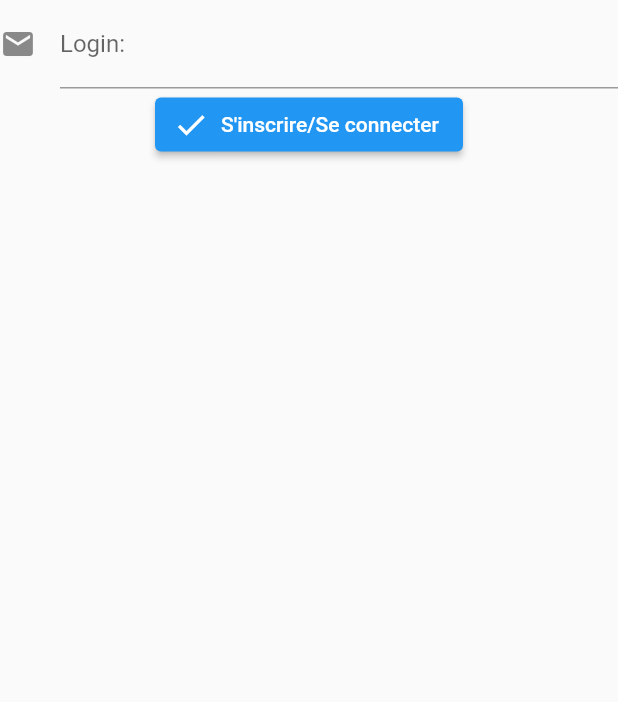
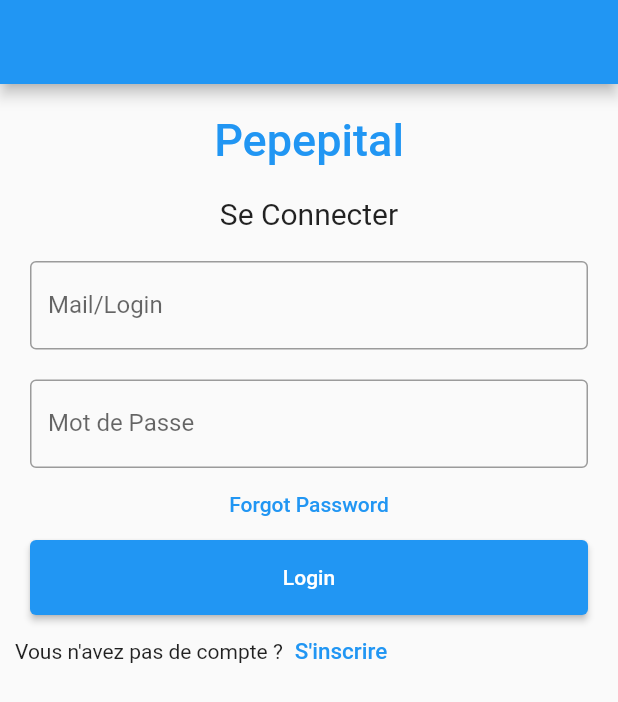
Before and after one commit to Basile-Mercado/Pepeflutter, a Flutter app: the Formulaire screen opened directly, on a phone screen of 412 x 824 dp. Shown: the top 702 px of the screen. Run offline on Flutter 3.47's test engine with Material 2 defaults, Android fonts, the light colour scheme and no system bars.

Commit message:
je passe le formulaire à laël

```diff
--- a/ap_pepepital_flutter_rdv/lib/formulaire.dart
+++ b/ap_pepepital_flutter_rdv/lib/formulaire.dart
@@ -1,46 +1,145 @@
-import 'package:flutter/material.dart';
+import 'package:flutter/foundation.dart' show Key, kDebugMode;
+import 'package:flutter/material.dart'
+    show
+        Alignment,
+        AppBar,
+        BuildContext,
+        Colors,
+        Container,
+        EdgeInsets,
+        ElevatedButton,
+        FontWeight,
+        InputDecoration,
+        Key,
+        ListView,
+        MaterialApp,
+        OutlineInputBorder,
+        Padding,
+        Row,
+        Scaffold,
+        State,
+        StatefulWidget,
+        Text,
+        TextButton,
+        TextEditingController,
+        TextField,
+        TextStyle,
+        Widget;
 
 class Formulaire extends StatefulWidget {
-  const Formulaire({super.key});
-
+  const Formulaire({Key? key}) : super(key: key);
   @override
   State<Formulaire> createState() => _FormulaireState();
 }
 
+@override
+Widget build(BuildContext context) {
+  return MaterialApp(
+    title: 'Login',
+    home: Scaffold(
+      appBar: AppBar(
+        title: const Text('Login'),
+      ),
+      body: const Formulaire(),
+    ),
+  );
+}
+
 class _FormulaireState extends State<Formulaire> {
-  final _formKey = GlobalKey<FormState>();
+  TextEditingController nameController = TextEditingController();
+  TextEditingController passwordController = TextEditingController();
+
   @override
   Widget build(BuildContext context) {
-    return Form(
-      key: _formKey,
-      child: Column(
-        children: [
-          TextFormField(
-            decoration: const InputDecoration(
-              icon: Icon(Icons.mail),
-              hintText: 'Quel est votre login ?',
-              labelText: 'Login: ',
+    // ignore: unnecessary_new
+    return new Scaffold(
+      appBar: AppBar(
+        title: const Text(''),
+        automaticallyImplyLeading: true,
+      ),
+      body: Padding(
+        padding: const EdgeInsets.all(10),
+        child: ListView(
+          children: <Widget>[
+            Container(
+              alignment: Alignment.center,
+              padding: const EdgeInsets.all(10),
+              child: const Text(
+                "Pepepital",
+                style: TextStyle(
+                    color: Colors.blue,
+                    fontWeight: FontWeight.w500,
+                    fontSize: 30),
+              ),
             ),
-            validator: (value) {
-              return null;
-            },
-          ),
-          ElevatedButton.icon(
-            onPressed: () {
-              if (_formKey.currentState!.validate()) {
-                ScaffoldMessenger.of(context).showSnackBar(
-                  const SnackBar(
-                    content: Text("Processing Data"),
+            Container(
+              alignment: Alignment.center,
+              padding: const EdgeInsets.all(10),
+              child: const Text(
+                'Se Connecter',
+                style: TextStyle(fontSize: 20),
+              ),
+            ),
+            Container(
+              padding: const EdgeInsets.all(10),
+              child: TextField(
+                controller: nameController,
+                decoration: const InputDecoration(
+                  border: OutlineInputBorder(),
+                  labelText: 'Mail/Login',
+                ),
+              ),
+            ),
+            Container(
+              padding: const EdgeInsets.fromLTRB(10, 10, 10, 0),
+              child: TextField(
+                obscureText: true,
+                controller: passwordController,
+                decoration: const InputDecoration(
+                  border: OutlineInputBorder(),
+                  labelText: 'Mot de Passe',
+                ),
+              ),
+            ),
+            TextButton(
+              onPressed: () {
+                //redirigé pour l'oubli de mot de passe
+              },
+              child: const Text(
+                'Forgot Password',
+              ),
+            ),
+            Container(
+              height: 50,
+              padding: const EdgeInsets.fromLTRB(10, 0, 10, 0),
+              child: ElevatedButton(
+                child: const Text('Login'),
+                onPressed: () {
+                  if (kDebugMode) {
+                    print(nameController.text);
+                  }
+                  if (kDebugMode) {
+                    print(passwordController.text);
+                  }
+                },
+              ),
+            ),
+            Row(
+              children: <Widget>[
+                const Text('Vous n\'avez pas de compte ?'),
+                TextButton(
+                  child: const Text(
+                    'S\'inscrire',
+                    style: TextStyle(fontSize: 15),
                   ),
-                );
-              }
-              child:
-              const Text("Submit");
-            },
-            icon: const Icon(Icons.check),
-            label: const Text("S'inscrire/Se connecter"),
-          )
-        ],
+                  onPressed: () {
+                    //rediriger sur creation de compte
+                  },
+                )
+              ],
+            ),
+          ],
+        ),
       ),
     );
   }
--- a/ap_pepepital_flutter_rdv/lib/page_profil.dart
+++ b/ap_pepepital_flutter_rdv/lib/page_profil.dart
@@ -1,5 +1,4 @@
 import 'package:ap_pepepital_flutter_rdv/formulaire.dart';
-import 'package:ap_pepepital_flutter_rdv/rdv_page.dart';
 import 'package:flutter/material.dart';
 
 class Profil extends StatelessWidget {
--- a/ap_pepepital_flutter_rdv/lib/rdv_page.dart
+++ b/ap_pepepital_flutter_rdv/lib/rdv_page.dart
@@ -1,4 +1,6 @@
 import 'package:flutter/material.dart';
+import 'package:http/http.dart';
+import 'dart:convert' as convert;
 
 class RDV extends StatefulWidget {
   const RDV({super.key});
--- a/ap_pepepital_flutter_rdv/pubspec.yaml
+++ b/ap_pepepital_flutter_rdv/pubspec.yaml
@@ -35,6 +35,7 @@ dependencies:
   # The following adds the Cupertino Icons font to your application.
   # Use with the CupertinoIcons class for iOS style icons.
   cupertino_icons: ^1.0.2
+  http: ^0.13.5
 
 dev_dependencies:
   flutter_test:
```
